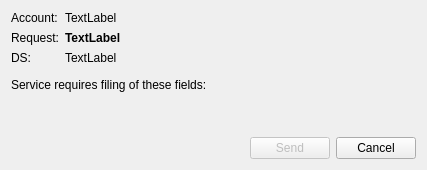
This is src/gov_services/ui/dlg_gov_service.ui in psakar/datovka as Qt 5 draws it before an edit. The edited form follows.
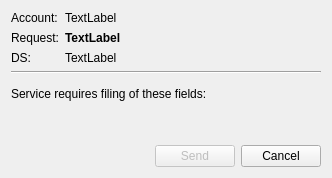
This is the edited form. Icons and pictures are not drawn.

Commit message: Updated gov service form layout

What changed in the file:
```diff
--- a/src/gov_services/ui/dlg_gov_service.ui
+++ b/src/gov_services/ui/dlg_gov_service.ui
@@ -6,8 +6,8 @@
    <rect>
     <x>0</x>
     <y>0</y>
-    <width>427</width>
-    <height>170</height>
+    <width>332</width>
+    <height>178</height>
    </rect>
   </property>
   <property name="windowTitle">
@@ -76,6 +76,13 @@
      </item>
     </layout>
    </item>
+   <item>
+    <widget class="Line" name="line">
+     <property name="orientation">
+      <enum>Qt::Horizontal</enum>
+     </property>
+    </widget>
+   </item>
    <item>
     <widget class="QLabel" name="filedsLabel">
      <property name="text">
```
